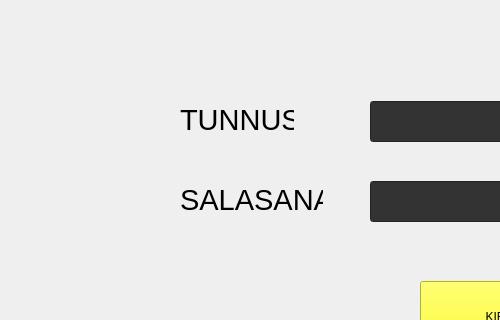
The window that frontend/mainwindow.ui (Jani-OAMK/ATM-group-project) describes before a commit, drawn with Qt 5; both pictures show x 0 to 500 and y 159 to 479 of the 1055 by 744 pixel window.
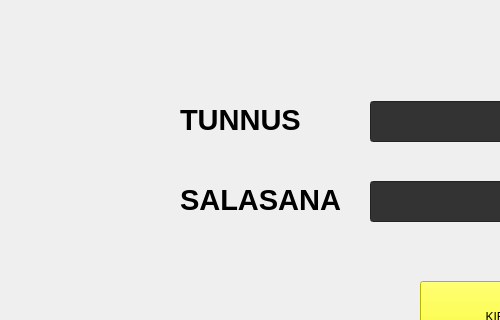
The same window after the commit. Icons and pictures are not drawn.

```diff
--- a/frontend/mainwindow.ui
+++ b/frontend/mainwindow.ui
@@ -43,13 +43,14 @@
      <rect>
       <x>180</x>
       <y>340</y>
-      <width>143</width>
+      <width>161</width>
       <height>38</height>
      </rect>
     </property>
     <property name="font">
      <font>
       <pointsize>22</pointsize>
+      <bold>true</bold>
      </font>
     </property>
     <property name="styleSheet">
@@ -123,13 +124,14 @@
      <rect>
       <x>180</x>
       <y>260</y>
-      <width>114</width>
+      <width>131</width>
       <height>38</height>
      </rect>
     </property>
     <property name="font">
      <font>
       <pointsize>22</pointsize>
+      <bold>true</bold>
      </font>
     </property>
     <property name="styleSheet">
```
Left out of the diff: 17 changed lines with no effect on the pictures.
